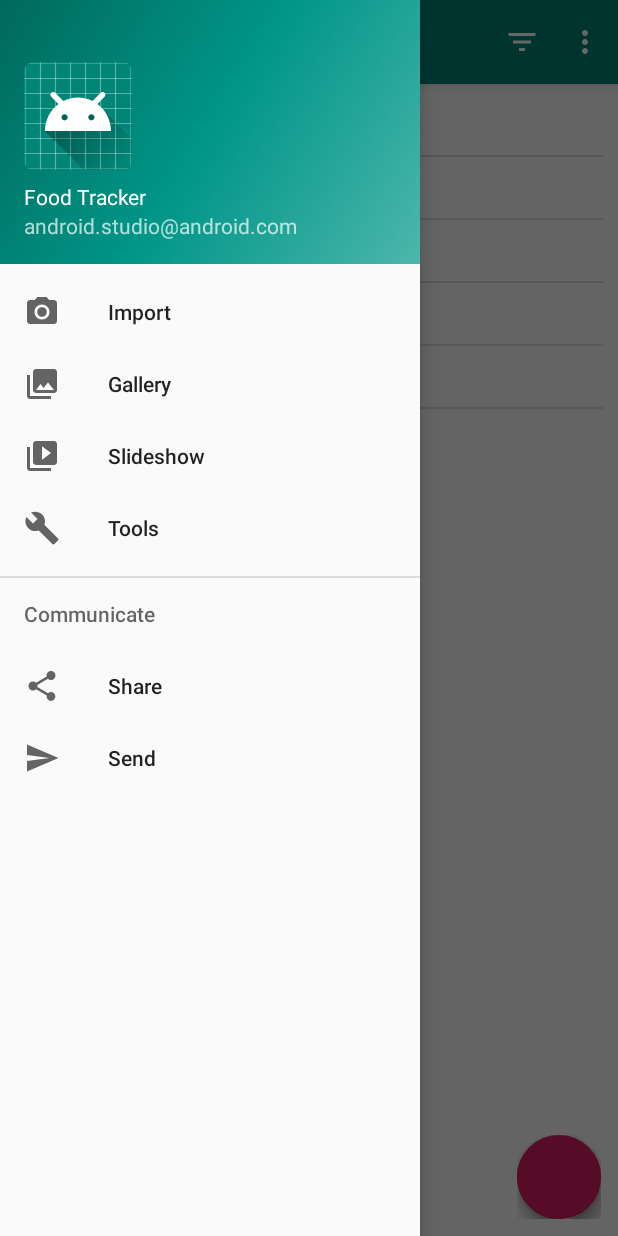
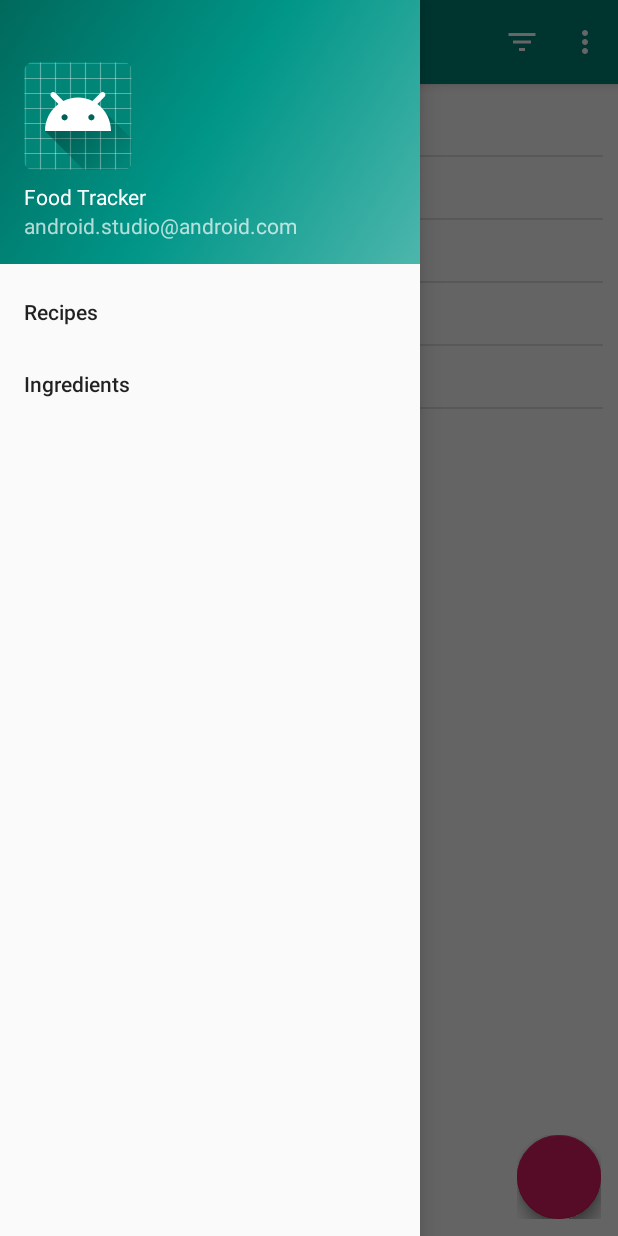
Before and after one commit to sync-ware/Food_Tracker, an Android app: the screen it shows after launch (MainActivity), with the side drawer open, on a phone screen of 412 x 824 dp. Run offline under Robolectric (Android 15) with nearby library versions, the phone set to English and light mode, and no system bars; libraries missing offline, so code that uses them is left out: com.github.clans.fab; plain views replace FloatingActionButton, FloatingActionMenu; 7 statements that could not run were skipped.

Commit message:
Added a new Activity to show stored Ingredients Added navigation switching

```diff
--- a/app/src/main/AndroidManifest.xml
+++ b/app/src/main/AndroidManifest.xml
@@ -9,7 +9,11 @@
         android:roundIcon="@mipmap/ic_launcher_round"
         android:supportsRtl="true"
         android:theme="@style/AppTheme">
-        <activity android:name=".AddIngredientActivity"></activity>
+        <activity
+            android:name=".IngredientsActivity"
+            android:label="@string/title_activity_ingredients"
+            android:theme="@style/AppTheme.NoActionBar"></activity>
+        <activity android:name=".AddIngredientActivity" />
         <activity
             android:name=".ViewRecipeActivity"
             android:label="@string/title_activity_view_recipe_acticity"
--- a/app/src/main/res/menu/activity_main_drawer.xml
+++ b/app/src/main/res/menu/activity_main_drawer.xml
@@ -1,38 +1,16 @@
 <?xml version="1.0" encoding="utf-8"?>
 <menu xmlns:android="http://schemas.android.com/apk/res/android"
+    xmlns:app="http://schemas.android.com/apk/res-auto"
     xmlns:tools="http://schemas.android.com/tools"
     tools:showIn="navigation_view">
 
     <group android:checkableBehavior="single">
         <item
-            android:id="@+id/nav_camera"
-            android:icon="@drawable/ic_menu_camera"
-            android:title="Import" />
+            android:id="@+id/nav_recipes"
+            android:title="Recipes" />
         <item
-            android:id="@+id/nav_gallery"
-            android:icon="@drawable/ic_menu_gallery"
-            android:title="Gallery" />
-        <item
-            android:id="@+id/nav_slideshow"
-            android:icon="@drawable/ic_menu_slideshow"
-            android:title="Slideshow" />
-        <item
-            android:id="@+id/nav_manage"
-            android:icon="@drawable/ic_menu_manage"
-            android:title="Tools" />
+            android:id="@+id/nav_ingredients"
+            android:title="Ingredients" />
     </group>
 
-    <item android:title="Communicate">
-        <menu>
-            <item
-                android:id="@+id/nav_share"
-                android:icon="@drawable/ic_menu_share"
-                android:title="Share" />
-            <item
-                android:id="@+id/nav_send"
-                android:icon="@drawable/ic_menu_send"
-                android:title="Send" />
-        </menu>
-    </item>
-
 </menu>
--- a/app/src/main/res/values/strings.xml
+++ b/app/src/main/res/values/strings.xml
@@ -8,4 +8,5 @@
     <string name="action_settings">Settings</string>
     <string name="title_activity_add_recipe">Add Recipe</string>
     <string name="title_activity_view_recipe_acticity">View Recipe</string>
+    <string name="title_activity_ingredients">IngredientsActivity</string>
 </resources>
```
Also changed, not shown: app/src/main/java/com/csed/foodtracker/IngredientsActivity.java (added, +69 -0 lines), app/src/main/java/com/csed/foodtracker/MainActivity.java (+5 -11 lines), app/src/main/res/layout/activity_ingredients.xml (added, +25 -0 lines), app/src/main/res/layout/content_ingredients.xml (added, +11 -0 lines).
